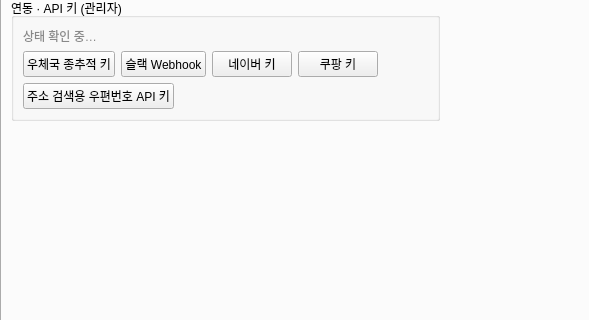
This is ui/main_window.ui in Peanut0711/easy-fulfill as Qt 5 draws it before an edit; both pictures show x 0 to 589 and y 196 to 516 of the 880 by 740 pixel window. The edited form follows.
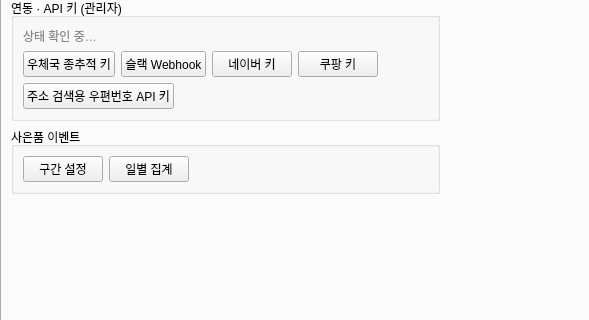
This is the edited form. The open tabs and pages were chosen to show the change.

Commit message:
feat(order): 마크다운 사은품 일별 집계 추가
주문 마크다운에 표시된 사은품을 한국시간 기준으로 공유 시트에 누적한다. 같은 작업 건은 최초 기록만 집계하고 공유 연결이 끊기면 로컬 대기 기록을 재전송한다. 관리자 사은품 이벤트에서 구간 설정과 날짜·스토어별 집계를 제공한다.

모의 시트에서 최초 저장과 중복 제거, 재시도를 확인했다. Windows 오프스크린에서 네 스토어 마크다운과 기록 일치 및 집계 필터를 확인했고 전체 테스트 374개가 통과했다.

Diff of the .ui file:
```diff
--- a/ui/main_window.ui
+++ b/ui/main_window.ui
@@ -690,28 +690,6 @@
              </layout>
             </widget>
            </item>
-           <item>
-            <widget class="QGroupBox" name="groupBox_gift_event">
-             <property name="title">
-              <string>구매 금액별 사은품</string>
-             </property>
-             <layout class="QHBoxLayout" name="horizontalLayout_gift_event">
-              <item>
-               <widget class="QPushButton" name="pushButton_gift_event_settings">
-                <property name="text">
-                 <string>공유 설정 열기</string>
-                </property>
-               </widget>
-              </item>
-              <item>
-               <spacer name="horizontalSpacer_gift_event">
-                <property name="orientation"><enum>Qt::Orientation::Horizontal</enum></property>
-                <property name="sizeHint" stdset="0"><size><width>20</width><height>20</height></size></property>
-               </spacer>
-              </item>
-             </layout>
-            </widget>
-           </item>
            <item>
             <widget class="QGroupBox" name="groupBox_app_version">
              <property name="title">
@@ -1285,6 +1263,35 @@
              </layout>
             </widget>
            </item>
+           <item>
+            <widget class="QGroupBox" name="groupBox_gift_event">
+             <property name="title">
+              <string>사은품 이벤트</string>
+             </property>
+             <layout class="QHBoxLayout" name="horizontalLayout_gift_event">
+              <item>
+               <widget class="QPushButton" name="pushButton_gift_event_settings">
+                <property name="text">
+                 <string>구간 설정</string>
+                </property>
+               </widget>
+              </item>
+              <item>
+               <widget class="QPushButton" name="pushButton_gift_history">
+                <property name="text">
+                 <string>일별 집계</string>
+                </property>
+               </widget>
+              </item>
+              <item>
+               <spacer name="horizontalSpacer_gift_event">
+                <property name="orientation"><enum>Qt::Orientation::Horizontal</enum></property>
+                <property name="sizeHint" stdset="0"><size><width>20</width><height>20</height></size></property>
+               </spacer>
+              </item>
+             </layout>
+            </widget>
+           </item>
            <item>
             <widget class="QWidget" name="widget_admin_tracking" native="true">
              <layout class="QVBoxLayout" name="verticalLayout_admin_tracking">
```
The commit also changes 10 other files.
